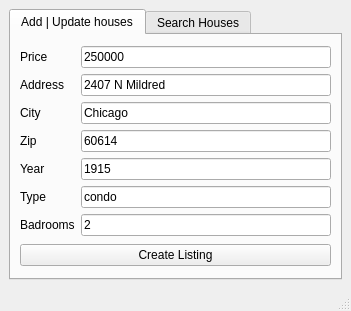
First picture: the form in final/ui/ui_zillow.ui, repository kiryha/CIS566, before the edit.
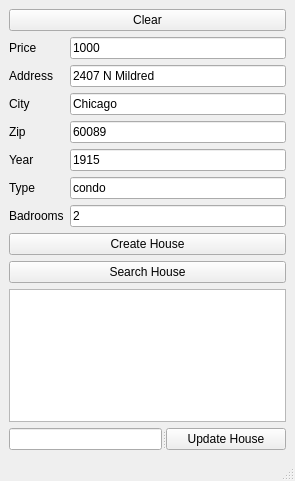
Second picture: the form after the edit.

The edit to the form file:
```diff
--- a/final/ui/ui_zillow.ui
+++ b/final/ui/ui_zillow.ui
@@ -6,8 +6,8 @@
    <rect>
     <x>0</x>
     <y>0</y>
-    <width>351</width>
-    <height>311</height>
+    <width>295</width>
+    <height>481</height>
    </rect>
   </property>
   <property name="windowTitle">
@@ -16,15 +16,12 @@
   <widget class="QWidget" name="centralwidget">
    <layout class="QVBoxLayout" name="verticalLayout">
     <item>
-     <widget class="QTabWidget" name="tabWidget">
-      <property name="currentIndex">
-       <number>0</number>
+     <widget class="QPushButton" name="btnClear">
+      <property name="text">
+       <string>Clear</string>
       </property>
-      <widget class="QWidget" name="tab_1">
-       <attribute name="title">
-        <string>Add | Update houses</string>
-       </attribute>
-       <layout class="QVBoxLayout" name="verticalLayout_2">
+     </widget>
+    </item>
         <item>
          <layout class="QGridLayout" name="gridLayout">
           <item row="0" column="0">
@@ -72,7 +69,7 @@
           <item row="3" column="1">
            <widget class="QLineEdit" name="linZip">
             <property name="text">
-             <string>60614</string>
+         <string>60089</string>
             </property>
            </widget>
           </item>
@@ -86,7 +83,7 @@
           <item row="0" column="1">
            <widget class="QLineEdit" name="linPrice">
             <property name="text">
-             <string>250000</string>
+         <string>1000</string>
             </property>
            </widget>
           </item>
@@ -130,16 +127,30 @@
         <item>
          <widget class="QPushButton" name="btnAddHouse">
           <property name="text">
-           <string>Create Listing</string>
+       <string>Create House</string>
           </property>
          </widget>
         </item>
-       </layout>
-      </widget>
-      <widget class="QWidget" name="tab_2">
-       <attribute name="title">
-        <string>Search Houses</string>
-       </attribute>
+    <item>
+     <widget class="QPushButton" name="btnSearchHouse">
+      <property name="text">
+       <string>Search House</string>
+      </property>
+     </widget>
+    </item>
+    <item>
+     <widget class="QTextEdit" name="linResults"/>
+    </item>
+    <item>
+     <widget class="QSplitter" name="splitter">
+      <property name="orientation">
+       <enum>Qt::Horizontal</enum>
+      </property>
+      <widget class="QLineEdit" name="linIndex"/>
+      <widget class="QPushButton" name="btnUpdateHouse">
+       <property name="text">
+        <string>Update House</string>
+       </property>
       </widget>
      </widget>
     </item>
```
Left out of the diff: 2 changed lines with no effect on the pictures. Lines whose indentation alone changed are shown as unchanged.
